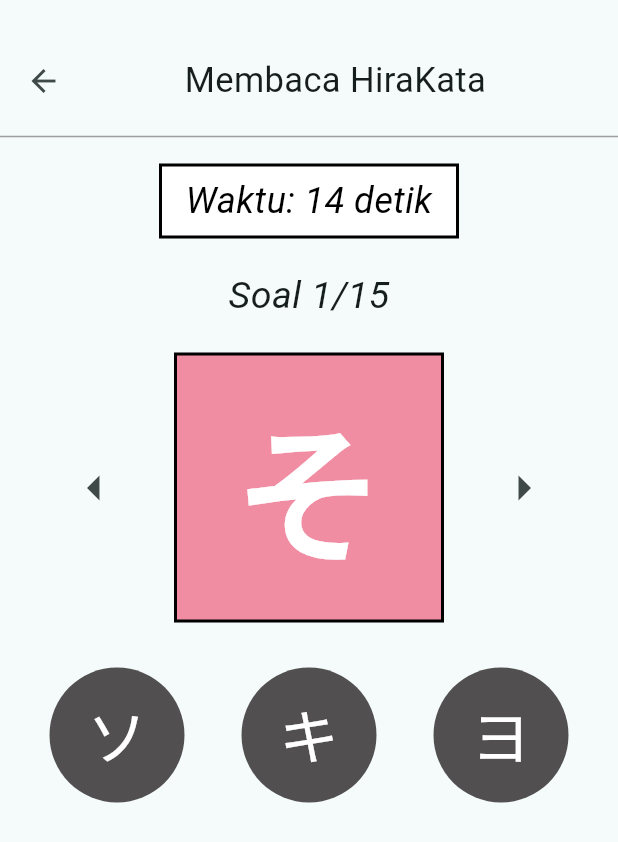
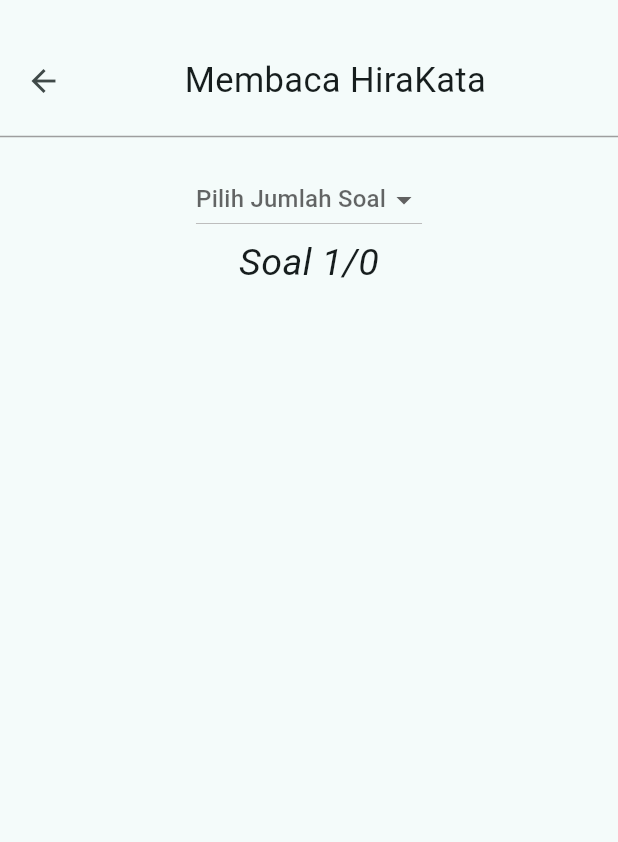
Before and after one commit to LawlietEL/nyuumon, a Flutter app: the LatihanMembacaHirakataPage screen opened by its route, on a phone screen of 412 x 824 dp. Shown: the top 842 px of the screen. Run offline on Flutter 3.47's test engine with Material 3 defaults, Android fonts, the phone set to English and light mode, and no system bars; our stand-ins replace bloc, cloud_firestore, firebase_auth, firebase_core, flutter_bloc, go_router; accounts and stored records are empty.

Commit message:
Update halaman latihan membaca.

```diff
--- a/lib/pages/game_matching_page.dart
+++ b/lib/pages/game_matching_page.dart
@@ -294,7 +294,7 @@ class _GameMatchingPageState extends State<GameMatchingPage> {
                         child: Text(
                           currentQuestion,
                           style: const TextStyle(
-                            fontSize: 100,
+                            fontSize: 120,
                             fontWeight: FontWeight.bold,
                             color: Colors.white,
                           ),
--- a/lib/pages/latihan_membaca_hirakata_page.dart
+++ b/lib/pages/latihan_membaca_hirakata_page.dart
@@ -16,172 +16,160 @@ class _LatihanMembacaHirakataPageState
     {'hiragana': 'あ', 'katakana': 'ア'},
     {'hiragana': 'い', 'katakana': 'イ'},
     {'hiragana': 'う', 'katakana': 'ウ'},
-    {'hiragana': 'え', 'katakana': 'エ'},
-    {'hiragana': 'お', 'katakana': 'オ'},
-    {'hiragana': 'か', 'katakana': 'カ'},
-    {'hiragana': 'き', 'katakana': 'キ'},
-    {'hiragana': 'く', 'katakana': 'ク'},
-    {'hiragana': 'け', 'katakana': 'ケ'},
-    {'hiragana': 'こ', 'katakana': 'コ'},
-    {'hiragana': 'さ', 'katakana': 'サ'},
-    {'hiragana': 'し', 'katakana': 'シ'},
-    {'hiragana': 'す', 'katakana': 'ス'},
-    {'hiragana': 'せ', 'katakana': 'セ'},
-    {'hiragana': 'そ', 'katakana': 'ソ'},
-    {'hiragana': 'た', 'katakana': 'タ'},
-    {'hiragana': 'ち', 'katakana': 'チ'},
-    {'hiragana': 'つ', 'katakana': 'ツ'},
-    {'hiragana': 'て', 'katakana': 'テ'},
-    {'hiragana': 'と', 'katakana': 'ト'},
-    {'hiragana': 'な', 'katakana': 'ナ'},
-    {'hiragana': 'に', 'katakana': 'ニ'},
-    {'hiragana': 'ぬ', 'katakana': 'ヌ'},
-    {'hiragana': 'ね', 'katakana': 'ネ'},
-    {'hiragana': 'の', 'katakana': 'ノ'},
-    {'hiragana': 'は', 'katakana': 'ハ'},
-    {'hiragana': 'ひ', 'katakana': 'ヒ'},
-    {'hiragana': 'ふ', 'katakana': 'フ'},
-    {'hiragana': 'へ', 'katakana': 'ヘ'},
-    {'hiragana': 'ほ', 'katakana': 'ホ'},
-    {'hiragana': 'ま', 'katakana': 'マ'},
-    {'hiragana': 'み', 'katakana': 'ミ'},
-    {'hiragana': 'む', 'katakana': 'ム'},
-    {'hiragana': 'め', 'katakana': 'メ'},
-    {'hiragana': 'も', 'katakana': 'モ'},
-    {'hiragana': 'や', 'katakana': 'ヤ'},
-    {'hiragana': 'ゆ', 'katakana': 'ユ'},
-    {'hiragana': 'よ', 'katakana': 'ヨ'},
-    {'hiragana': 'ら', 'katakana': 'ラ'},
-    {'hiragana': 'り', 'katakana': 'リ'},
-    {'hiragana': 'る', 'katakana': 'ル'},
-    {'hiragana': 'れ', 'katakana': 'レ'},
-    {'hiragana': 'ろ', 'katakana': 'ロ'},
-    {'hiragana': 'わ', 'katakana': 'ワ'},
-    {'hiragana': 'を', 'katakana': 'ヲ'},
-    {'hiragana': 'ん', 'katakana': 'ン'},
+    // Add other pairs here...
   ];
 
-  late List<Map<String, String>> soalList;
-  int currentIndex = 0;
-  late bool isHiraganaToKatakana;
-  int timer = 15;
-  Timer? _countdownTimer;
-  List<String>? currentChoices;
+  String currentQuestion = '';
+  List<String> answerOptions = [];
+  int questionIndex = 1;
+  int? totalQuestions;
+  int correctAnswers = 0;
+  List<bool> answerResults = [];
+  Random random = Random();
+
+  // Timer variables
+  int remainingTime = 10; // 10 seconds countdown
+  Timer? timer;
+  bool isTimerStarted = false;
+
+  // Track if the last answer has been selected
+  bool isLastQuestionAnswered = false;
 
   @override
   void initState() {
     super.initState();
-    soalList = generateSoal();
-    isHiraganaToKatakana = Random().nextBool();
-    currentChoices = generateChoices(
-      isHiraganaToKatakana
-          ? soalList[currentIndex]['katakana']!
-          : soalList[currentIndex]['hiragana']!,
+  }
+
+  void _generateQuestion() {
+    if (questionIndex > (totalQuestions ?? 10)) {
+      _showResultDialog();
+      return;
+    }
+
+    bool isHiraganaQuestion = random.nextBool();
+    String questionChar;
+    String correctAnswer;
+
+    if (isHiraganaQuestion) {
+      questionChar =
+          hirakataPairs[random.nextInt(hirakataPairs.length)]['hiragana']!;
+      correctAnswer = hirakataPairs
+          .firstWhere((pair) => pair['hiragana'] == questionChar)['katakana']!;
+    } else {
+      questionChar =
+          hirakataPairs[random.nextInt(hirakataPairs.length)]['katakana']!;
+      correctAnswer = hirakataPairs
+          .firstWhere((pair) => pair['katakana'] == questionChar)['hiragana']!;
+    }
+
+    setState(() {
+      currentQuestion = questionChar;
+      answerOptions = _generateAnswerOptions(correctAnswer, isHiraganaQuestion);
+      remainingTime = 10;
+      isTimerStarted = false;
+      isLastQuestionAnswered = false; // Reset last question flag
+    });
+
+    if (!isTimerStarted) {
+      _startTimer();
+    }
+  }
+
+  List<String> _generateAnswerOptions(
+      String correctAnswer, bool isHiraganaQuestion) {
+    List<String> answers = [correctAnswer];
+    List<String> options = isHiraganaQuestion
+        ? hirakataPairs.map((pair) => pair['katakana']!).toList()
+        : hirakataPairs.map((pair) => pair['hiragana']!).toList();
+
+    while (answers.length < 3) {
+      String randomAnswer = options[random.nextInt(options.length)];
+      if (!answers.contains(randomAnswer)) {
+        answers.add(randomAnswer);
+      }
+    }
+    answers.shuffle();
+    return answers;
+  }
+
+  void _checkAnswer(String selectedAnswer) {
+    bool isCorrect = (hirakataPairs.any((pair) =>
+            pair['hiragana'] == currentQuestion &&
+            selectedAnswer == pair['katakana']) ||
+        hirakataPairs.any((pair) =>
+            pair['katakana'] == currentQuestion &&
+            selectedAnswer == pair['hiragana']));
+    answerResults.add(isCorrect);
+    if (isCorrect) correctAnswers++;
+
+    setState(() {
+      questionIndex++;
+      if (questionIndex > (totalQuestions ?? 10)) {
+        isLastQuestionAnswered = true;
+      } else {
+        _generateQuestion();
+      }
+    });
+  }
+
+  void _startTimer() {
+    setState(() {
+      isTimerStarted = true;
+    });
+
+    timer?.cancel();
+    timer = Timer.periodic(Duration(seconds: 1), (timer) {
+      if (remainingTime == 0) {
+        _generateQuestion();
+      } else {
+        setState(() {
+          remainingTime--;
+        });
+      }
+    });
+  }
+
+  void _resetQuiz() {
+    setState(() {
+      questionIndex = 1;
+      correctAnswers = 0;
+      answerResults.clear();
+      totalQuestions = null;
+      isTimerStarted = false;
+      timer?.cancel();
+    });
+  }
+
+  void _showResultDialog() {
+    showDialog(
+      context: context,
+      builder: (BuildContext context) {
+        return AlertDialog(
+          title: const Text('Hasil Akhir'),
+          content:
+              Text('Total Point: $correctAnswers / ${totalQuestions ?? 10}'),
+          actions: [
+            TextButton(
+              onPressed: () {
+                Navigator.of(context).pop();
+                _resetQuiz();
+              },
+              child: const Text("Close"),
+            ),
+          ],
         );
-    startTimer();
+      },
+    );
   }
 
   @override
   void dispose() {
-    _countdownTimer?.cancel();
+    timer?.cancel();
     super.dispose();
-  }
-
-  List<Map<String, String>> generateSoal() {
-    final random = Random();
-    final selectedHiragana = <Map<String, String>>[];
-    final hiraganaSet = Set<int>();
-
-    while (hiraganaSet.length < 15) {
-      final index = random.nextInt(hirakataPairs.length);
-      if (!hiraganaSet.contains(index)) {
-        hiraganaSet.add(index);
-        selectedHiragana.add(hirakataPairs[index]);
-      }
-    }
-    return selectedHiragana;
-  }
-
-  List<String> generateChoices(String correctAnswer) {
-    final random = Random();
-    final choices = <String>[correctAnswer];
-    final usedIndices = <int>[];
-
-    while (choices.length < 3) {
-      final index = random.nextInt(hirakataPairs.length);
-      final wrongAnswer = isHiraganaToKatakana
-          ? hirakataPairs[index]['katakana']!
-          : hirakataPairs[index]['hiragana']!;
-      if (!usedIndices.contains(index) && wrongAnswer != correctAnswer) {
-        usedIndices.add(index);
-        choices.add(wrongAnswer);
-      }
-    }
-
-    choices.shuffle();
-    return choices;
-  }
-
-  void startTimer() {
-    _countdownTimer = Timer.periodic(const Duration(seconds: 1), (timer) {
-      setState(() {
-        if (this.timer > 0) {
-          this.timer--;
-        } else {
-          navigateToNext();
-        }
-      });
-    });
-  }
-
-  void resetTimer() {
-    _countdownTimer?.cancel();
-    timer = 15;
-    startTimer();
-  }
-
-  void navigateToPrevious() {
-    if (currentIndex > 0) {
-      setState(() {
-        currentIndex--;
-        isHiraganaToKatakana = Random().nextBool();
-        currentChoices = generateChoices(
-          isHiraganaToKatakana
-              ? soalList[currentIndex]['katakana']!
-              : soalList[currentIndex]['hiragana']!,
-        );
-        resetTimer();
-      });
-    }
-  }
-
-  void navigateToNext() {
-    if (currentIndex < soalList.length - 1) {
-      setState(() {
-        currentIndex++;
-        isHiraganaToKatakana = Random().nextBool();
-        currentChoices = generateChoices(
-          isHiraganaToKatakana
-              ? soalList[currentIndex]['katakana']!
-              : soalList[currentIndex]['hiragana']!,
-        );
-        resetTimer();
-      });
-    } else {
-      _countdownTimer?.cancel(); // Berhenti jika sudah di soal terakhir
-    }
   }
 
   @override
   Widget build(BuildContext context) {
-    final currentSoal = soalList[currentIndex];
-    final question = isHiraganaToKatakana
-        ? currentSoal['hiragana']!
-        : currentSoal['katakana']!;
-    final correctAnswer = isHiraganaToKatakana
-        ? currentSoal['katakana']!
-        : currentSoal['hiragana']!;
-
     return Scaffold(
       body: SingleChildScrollView(
         child: Column(
@@ -197,14 +185,12 @@ class _LatihanMembacaHirakataPageState
                       Navigator.pop(context);
                     },
                   ),
-                  Expanded(
+                  const Expanded(
                     child: Align(
                       alignment: Alignment.center,
-                      child: const Text(
+                      child: Text(
                         'Membaca HiraKata',
-                        style: TextStyle(
-                          fontSize: 23,
-                        ),
+                        style: TextStyle(fontSize: 23),
                       ),
                     ),
                   ),
@@ -212,159 +198,123 @@ class _LatihanMembacaHirakataPageState
                 ],
               ),
             ),
-            const Divider(
-              color: Colors.grey,
-              thickness: 1,
-            ),
-            Padding(
-              padding: const EdgeInsets.all(10),
-              child: Container(
-                width: 200,
-                height: 50,
-                decoration: BoxDecoration(
-                  color: Colors.white,
-                  border: Border.all(
-                    color: Colors.black,
-                    width: 2,
-                  ),
-                ),
-                child: Center(
-                  child: Text(
-                    'Waktu: $timer detik',
-                    style: const TextStyle(
-                      fontSize: 24,
-                      fontStyle: FontStyle.italic,
-                      color: Colors.black,
-                    ),
-                  ),
-                ),
-              ),
-            ),
+            const Divider(color: Colors.grey, thickness: 1),
             Padding(
               padding: const EdgeInsets.only(top: 10),
-              child: Text(
-                'Soal ${currentIndex + 1}/15',
+              child: Column(
+                mainAxisAlignment: MainAxisAlignment.center,
+                children: [
+                  DropdownButton<int>(
+                    value: totalQuestions,
+                    hint: const Text("Pilih Jumlah Soal"),
+                    items: [10, 20, 30, 40, 50, 60, 70, 80, 90, 100]
+                        .map((int value) {
+                      return DropdownMenuItem<int>(
+                          value: value, child: Text('$value'));
+                    }).toList(),
+                    onChanged: (int? newValue) {
+                      setState(() {
+                        totalQuestions = newValue!;
+                        questionIndex = 0;
+                        isTimerStarted = false;
+                        _generateQuestion();
+                      });
+                    },
+                  ),
+                  Text(
+                    'Soal $questionIndex/${totalQuestions ?? 0}',
                     style: const TextStyle(
                       fontSize: 25,
                       fontStyle: FontStyle.italic,
                     ),
                   ),
+                  SizedBox(height: 20),
+                  if (totalQuestions != null) ...[
+                    Text(
+                      '$remainingTime',
+                      style: const TextStyle(
+                        fontSize: 35,
+                        fontWeight: FontWeight.bold,
+                        color: Colors.black,
                       ),
-            const SizedBox(height: 10),
+                    ),
+                  ],
+                ],
+              ),
+            ),
+            const SizedBox(),
+            if (totalQuestions != null) ...[
               Padding(
                 padding: const EdgeInsets.all(10),
                 child: Row(
-                mainAxisAlignment: MainAxisAlignment.spaceEvenly,
+                  mainAxisAlignment: MainAxisAlignment.center,
                   children: [
-                  IconButton(
-                    icon: const Icon(
-                      Icons.arrow_left,
-                      size: 40,
-                    ),
-                    onPressed: navigateToPrevious,
-                  ),
                     Container(
                       width: 180,
                       height: 180,
                       decoration: BoxDecoration(
                         color: const Color.fromARGB(156, 239, 71, 107),
-                      border: Border.all(
-                        color: Colors.black,
-                        width: 2,
-                      ),
+                        border: Border.all(color: Colors.black),
                       ),
                       child: Center(
                         child: Text(
-                        question,
+                          currentQuestion,
                           style: const TextStyle(
-                          fontSize: 100,
+                            fontSize: 120,
                             fontWeight: FontWeight.bold,
                             color: Colors.white,
                           ),
                         ),
                       ),
                     ),
-                  IconButton(
-                    icon: const Icon(
-                      Icons.arrow_right,
-                      size: 40,
-                    ),
-                    onPressed: navigateToNext,
-                  ),
                   ],
                 ),
               ),
-            const SizedBox(height: 15),
-            Row(
+              if (!isLastQuestionAnswered) ...[
+                Padding(
+                  padding: const EdgeInsets.only(top: 20),
+                  child: Row(
                     mainAxisAlignment: MainAxisAlignment.spaceEvenly,
-              children: currentChoices!.map((choice) {
-                return Padding(
-                  padding: const EdgeInsets.all(5),
-                  child: CircleAvatar(
+                    children: answerOptions.map((option) {
+                      return CircleAvatar(
                         radius: 45,
                         backgroundColor: const Color.fromRGBO(81, 79, 80, 100),
-                    child: TextButton(
-                      onPressed: () {
-                        if (choice == correctAnswer) {
-                          ScaffoldMessenger.of(context).showSnackBar(
-                            const SnackBar(
-                              content: Text('Benar!'),
-                              duration: Duration(seconds: 1),
-                            ),
-                          );
-                          navigateToNext();
-                        } else {
-                          ScaffoldMessenger.of(context).showSnackBar(
-                            const SnackBar(
-                              content: Text('Salah, coba lagi!'),
-                              duration: Duration(seconds: 1),
-                            ),
-                          );
-                        }
-                      },
-                      child: Text(
-                        choice,
+                        child: IconButton(
+                          icon: Text(
+                            option,
                             style: const TextStyle(
                               fontSize: 40,
+                              fontWeight: FontWeight.bold,
                               color: Colors.white,
                             ),
                           ),
-                    ),
+                          onPressed: () => _checkAnswer(option),
                         ),
                       );
                     }).toList(),
                   ),
-            if (currentIndex == soalList.length - 1) ...[
-              const SizedBox(height: 20),
-              Container(
-                width: 150,
-                height: 45,
-                decoration: BoxDecoration(
-                  color: Colors.blue,
-                  border: Border.all(
-                    color: const Color.fromARGB(255, 44, 36, 36),
-                    width: 1,
                 ),
-                  borderRadius: BorderRadius.circular(10),
+              ],
+              if (isLastQuestionAnswered) ...[
+                Padding(
+                  padding: const EdgeInsets.all(20),
+                  child: ElevatedButton(
+                    style: ElevatedButton.styleFrom(
+                      padding:
+                          EdgeInsets.symmetric(vertical: 15, horizontal: 30),
+                      backgroundColor: Colors.blue, // Background color
+                      side: BorderSide(color: Colors.grey), // Border color
                     ),
-                child: TextButton(
                     onPressed: () {
-                    ScaffoldMessenger.of(context).showSnackBar(
-                      const SnackBar(
-                        content: Text('Soal selesai!'),
-                        duration: Duration(seconds: 1),
-                      ),
-                    );
+                      _showResultDialog();
                     },
                     child: const Text(
-                    'Submit',
-                    style: TextStyle(
-                      fontSize: 18,
-                      color: Colors.white,
+                      'Selesai',
+                      style: TextStyle(fontSize: 22),
                     ),
                   ),
                 ),
-              ),
+              ]
             ],
           ],
         ),
```
Lines whose indentation alone changed are shown as unchanged.
